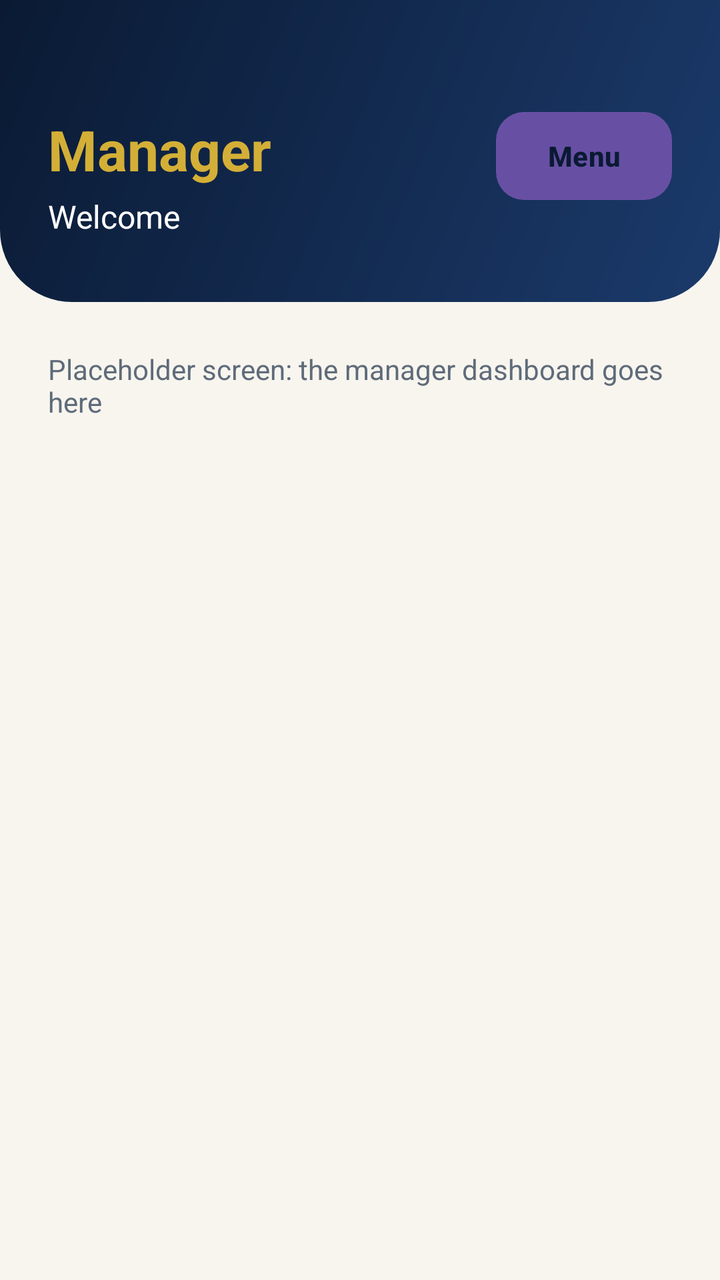
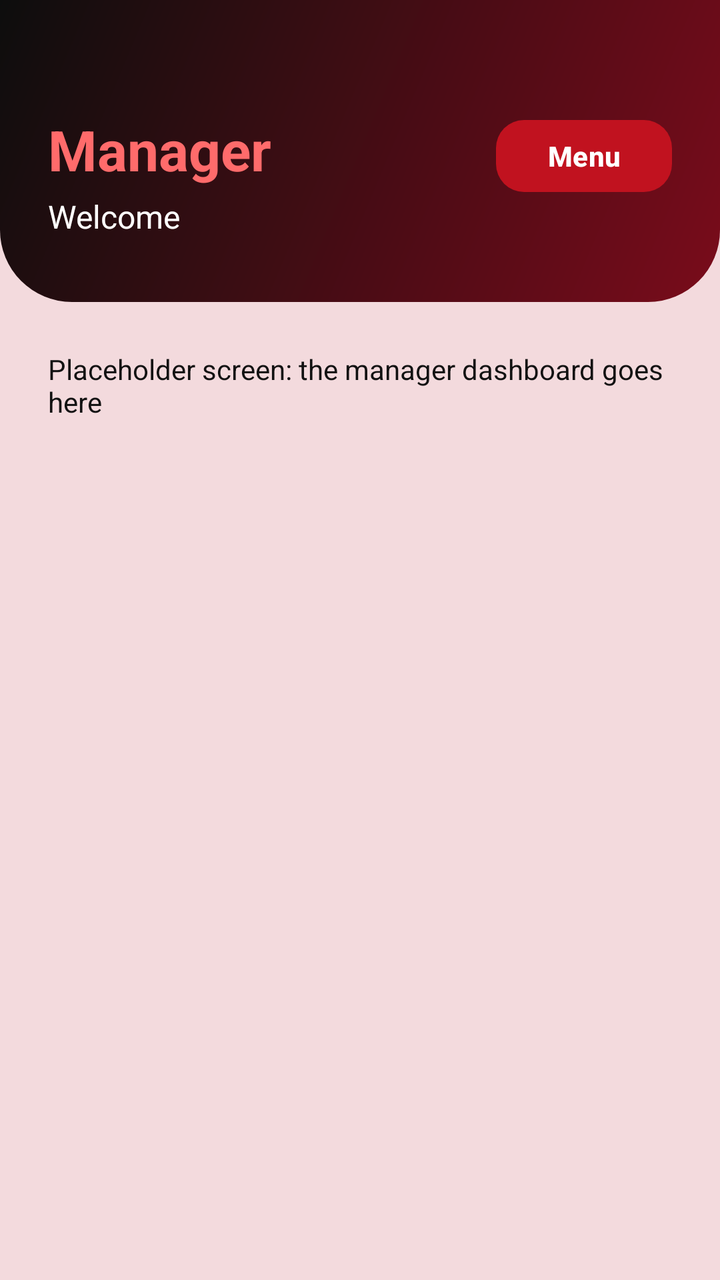

Compare the two renders of this Android layout. The source of the first and the diff that turns it into the second are given below.
<!-- AndroidManifest.xml: application theme Theme.BuildTrack_v1 -->
<!-- res/layout/activity_manager_home.xml -->
<?xml version="1.0" encoding="utf-8"?>
<RelativeLayout xmlns:android="http://schemas.android.com/apk/res/android"
    android:layout_width="match_parent"
    android:layout_height="match_parent"
    android:background="@color/cream">

    <RelativeLayout
        android:id="@+id/topBar"
        android:layout_width="match_parent"
        android:layout_height="wrap_content"
        android:background="@drawable/bg_header"
        android:paddingStart="24dp"
        android:paddingTop="56dp"
        android:paddingEnd="24dp"
        android:paddingBottom="32dp">

        <TextView
            android:id="@+id/tvRole"
            android:layout_width="wrap_content"
            android:layout_height="wrap_content"
            android:text="Manager"
            android:textColor="@color/gold"
            android:textSize="28sp"
            android:textStyle="bold" />

        <TextView
            android:id="@+id/tvWelcome"
            android:layout_width="wrap_content"
            android:layout_height="wrap_content"
            android:layout_below="@id/tvRole"
            android:layout_marginTop="4dp"
            android:text="Welcome"
            android:textColor="@color/white"
            android:textSize="16sp" />

        <Button
            android:id="@+id/btnMenu"
            android:layout_width="wrap_content"
            android:layout_height="44dp"
            android:layout_alignParentEnd="true"
            android:background="@drawable/bg_button_gold"
            android:backgroundTint="@null"
            android:text="Menu"
            android:textAllCaps="false"
            android:textColor="@color/navy_dark"
            android:textStyle="bold" />
    </RelativeLayout>

    <TextView
        android:id="@+id/tvPlaceholder"
        android:layout_width="match_parent"
        android:layout_height="wrap_content"
        android:layout_below="@id/topBar"
        android:layout_marginStart="24dp"
        android:layout_marginTop="24dp"
        android:layout_marginEnd="24dp"
        android:text="Placeholder screen: the manager dashboard goes here"
        android:textColor="@color/grey_text"
        android:textSize="14sp" />
</RelativeLayout>
<!-- resources referenced by this layout -->
<resources>
  <color name="cream">#F7F5EE</color>
  <color name="gold">#D4AF37</color>
  <color name="grey_text">#5F6B7A</color>
  <color name="navy_dark">#0A1A33</color>
  <color name="white">#FFFFFFFF</color>
  <!-- drawable bg_button_gold (drawable) -->
  <?xml version="1.0" encoding="utf-8"?>
  <selector xmlns:android="http://schemas.android.com/apk/res/android">
      <item android:state_pressed="true">
          <shape android:shape="rectangle">
              <solid android:color="@color/yellow" />
              <corners android:radius="14dp" />
          </shape>
      </item>
      <item>
          <shape android:shape="rectangle">
              <solid android:color="@color/gold" />
              <corners android:radius="14dp" />
          </shape>
      </item>
  </selector>
  <!-- drawable bg_header (drawable) -->
  <?xml version="1.0" encoding="utf-8"?>
  <shape xmlns:android="http://schemas.android.com/apk/res/android"
      android:shape="rectangle">
      <gradient
          android:angle="315"
          android:endColor="@color/navy_light"
          android:startColor="@color/navy_dark" />
      <corners
          android:bottomLeftRadius="36dp"
          android:bottomRightRadius="36dp" />
  </shape>
  <style name="Theme.BuildTrack_v1" parent="Base.Theme.BuildTrack_v1" />
  <color name="yellow">#FFD54F</color>
  <color name="navy_light">#1B3A6B</color>
  <style name="Base.Theme.BuildTrack_v1" parent="Theme.Material3.DayNight.NoActionBar">
          
          
      </style>
</resources>

<!-- the commit's change to res/layout/activity_manager_home.xml (unified diff, before → after) -->
@@ -1,14 +1,15 @@
 <?xml version="1.0" encoding="utf-8"?>
 <RelativeLayout xmlns:android="http://schemas.android.com/apk/res/android"
+    xmlns:app="http://schemas.android.com/apk/res-auto"
     android:layout_width="match_parent"
     android:layout_height="match_parent"
-    android:background="@color/cream">
+    android:background="@color/manager_body">
 
     <RelativeLayout
         android:id="@+id/topBar"
         android:layout_width="match_parent"
         android:layout_height="wrap_content"
-        android:background="@drawable/bg_header"
+        android:background="@drawable/bg_header_manager"
         android:paddingStart="24dp"
         android:paddingTop="56dp"
         android:paddingEnd="24dp"
@@ -19,7 +20,7 @@
             android:layout_width="wrap_content"
             android:layout_height="wrap_content"
             android:text="Manager"
-            android:textColor="@color/gold"
+            android:textColor="@color/manager_crimson_light"
             android:textSize="28sp"
             android:textStyle="bold" />
 
@@ -38,12 +39,12 @@
             android:layout_width="wrap_content"
             android:layout_height="44dp"
             android:layout_alignParentEnd="true"
-            android:background="@drawable/bg_button_gold"
-            android:backgroundTint="@null"
             android:text="Menu"
             android:textAllCaps="false"
-            android:textColor="@color/navy_dark"
-            android:textStyle="bold" />
+            android:textColor="@color/white"
+            android:textStyle="bold"
+            app:backgroundTint="@color/manager_crimson"
+            app:cornerRadius="14dp" />
     </RelativeLayout>
 
     <TextView
@@ -55,6 +56,6 @@
         android:layout_marginTop="24dp"
         android:layout_marginEnd="24dp"
         android:text="Placeholder screen: the manager dashboard goes here"
-        android:textColor="@color/grey_text"
+        android:textColor="@color/ink"
         android:textSize="14sp" />
 </RelativeLayout>
<!-- resource entries referenced after the edit -->
@@ -1,41 +1,25 @@
 <!-- resources referenced by this layout -->
 <resources>
-  <color name="cream">#F7F5EE</color>
-  <color name="gold">#D4AF37</color>
-  <color name="grey_text">#5F6B7A</color>
-  <color name="navy_dark">#0A1A33</color>
+  <color name="ink">#121212</color>
+  <color name="manager_body">#F3DADD</color>
+  <color name="manager_crimson">#C1121F</color>
+  <color name="manager_crimson_light">#FF6B6B</color>
   <color name="white">#FFFFFFFF</color>
-  <!-- drawable bg_button_gold (drawable) -->
-  <?xml version="1.0" encoding="utf-8"?>
-  <selector xmlns:android="http://schemas.android.com/apk/res/android">
-      <item android:state_pressed="true">
-          <shape android:shape="rectangle">
-              <solid android:color="@color/yellow" />
-              <corners android:radius="14dp" />
-          </shape>
-      </item>
-      <item>
-          <shape android:shape="rectangle">
-              <solid android:color="@color/gold" />
-              <corners android:radius="14dp" />
-          </shape>
-      </item>
-  </selector>
-  <!-- drawable bg_header (drawable) -->
+  <!-- drawable bg_header_manager (drawable) -->
   <?xml version="1.0" encoding="utf-8"?>
   <shape xmlns:android="http://schemas.android.com/apk/res/android"
       android:shape="rectangle">
       <gradient
           android:angle="315"
-          android:endColor="@color/navy_light"
-          android:startColor="@color/navy_dark" />
+          android:endColor="@color/manager_crimson_dark"
+          android:startColor="@color/manager_black" />
       <corners
           android:bottomLeftRadius="36dp"
           android:bottomRightRadius="36dp" />
   </shape>
   <style name="Theme.BuildTrack_v1" parent="Base.Theme.BuildTrack_v1" />
-  <color name="yellow">#FFD54F</color>
-  <color name="navy_light">#1B3A6B</color>
+  <color name="manager_crimson_dark">#7A0C1B</color>
+  <color name="manager_black">#0D0D0D</color>
   <style name="Base.Theme.BuildTrack_v1" parent="Theme.Material3.DayNight.NoActionBar">
           
           
